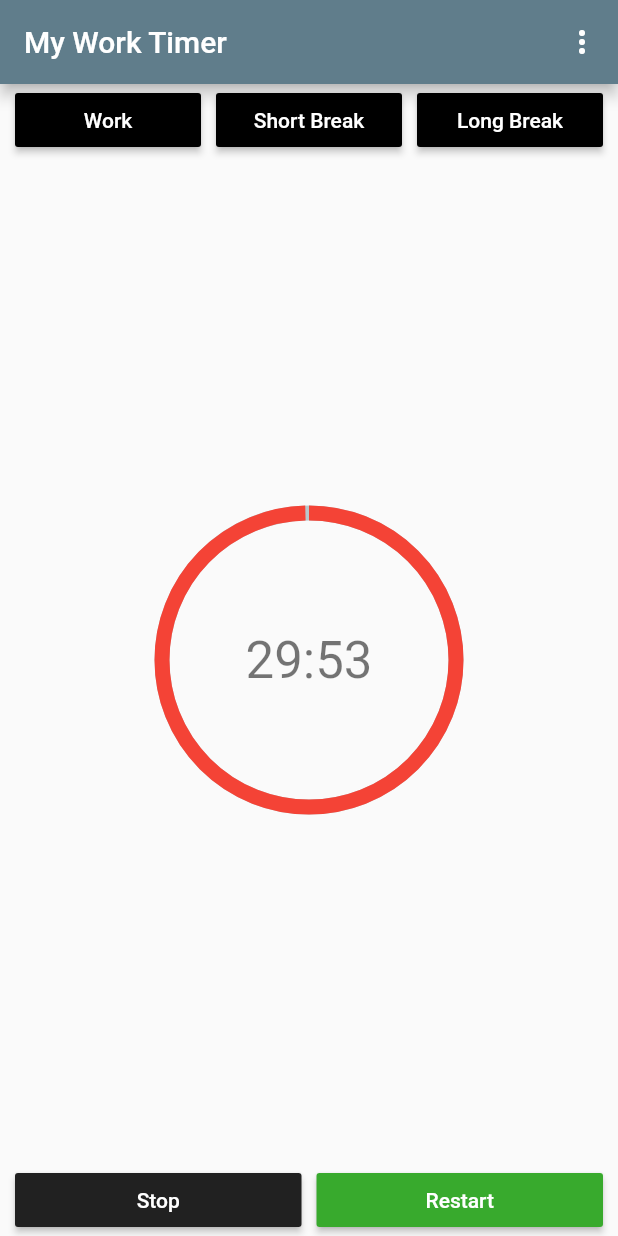
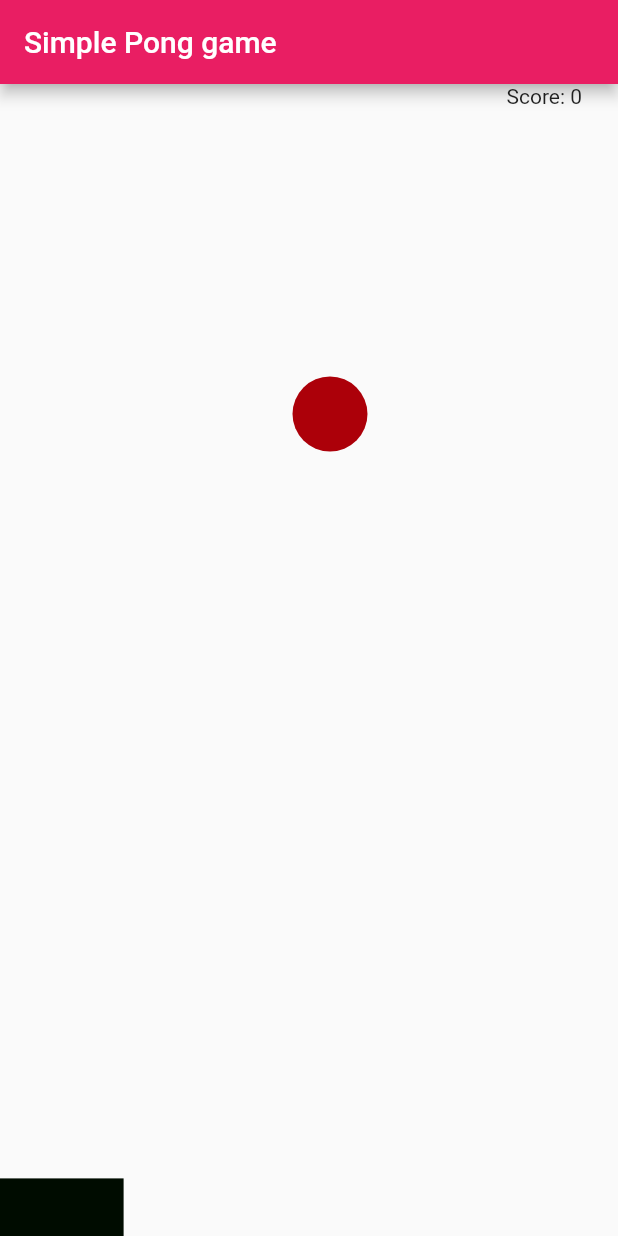
Before and after one commit to milkafasikag/flutter-simple-projects, a Flutter app: the screen it shows after launch, on a phone screen of 412 x 824 dp. Run offline on Flutter 3.47's test engine with Material 2 defaults, Android fonts, the phone set to English and light mode, and no system bars; drawn by our look-alikes of percent_indicator; our stand-ins replace shared_preferences.

Commit message:
Add files via upload

```diff
--- /dev/null
+++ b/lib/ball.dart
@@ -0,0 +1,16 @@
+import 'package:flutter/material.dart';
+
+class Ball extends StatelessWidget {
+  @override
+  Widget build(BuildContext context) {
+    final double diam = 50;
+    return Container(
+      width: diam,
+      height: diam,
+      decoration: new BoxDecoration(
+        color: Color.fromARGB(255, 172, 0, 9),
+        shape: BoxShape.circle,
+      ),
+    );
+  }
+}
--- /dev/null
+++ b/lib/bat.dart
@@ -0,0 +1,18 @@
+import 'package:flutter/material.dart';
+
+class Bat extends StatelessWidget {
+  final double width;
+  final double height;
+  Bat(this.width, this.height);
+
+  @override
+  Widget build(BuildContext context) {
+   return Container(
+      width: width,
+      height: height,
+      decoration: new BoxDecoration(
+        color: Color.fromARGB(255, 0, 12, 0),
+      ),
+    );
+  }
+}
--- a/lib/main.dart
+++ b/lib/main.dart
@@ -1,150 +1,22 @@
 import 'package:flutter/material.dart';
-import 'package:percent_indicator/circular_percent_indicator.dart';
-import 'widget.dart';
-import 'timermodel.dart';
-import 'setting.dart';
-import 'timer.dart';
- import 'dart:async';
-
-
+import 'pong.dart';
 
 void main() => runApp(MyApp());
 
 class MyApp extends StatelessWidget {
-
   @override
   Widget build(BuildContext context) {
     return MaterialApp(
-      title: 'My Work Timer',
+      title: 'Pong Demo',
       theme: ThemeData(
-        primarySwatch: Colors.blue,
+        primarySwatch: Colors.pink,
       ),
       debugShowCheckedModeBanner: false,
-      home: TimerHomePage(),
-
-    );
+      home: Scaffold(
+        appBar: AppBar(
+          title: Text('Simple Pong game '),
+        ),
+        body: Pong()
+    ));
   }
 }
-
-class TimerHomePage extends StatelessWidget {
-  final double defaultPadding = 5.0;
-  final CountDownTimer timer = CountDownTimer();
-
-  @override
-  Widget build(BuildContext context) {
-    final List<PopupMenuItem<String>> menuItems = [];
-     menuItems.add(PopupMenuItem(
-      value: 'Settings',
-      child: Text('Settings'),
-    ));
-   CountDownTimer timer = CountDownTimer();
-      timer.startWork();
-
-
-    return MaterialApp(
-      title: 'My Work Timer',
-      theme: ThemeData(
-        primarySwatch: Colors.blueGrey,
-      ),
-      home: Scaffold(
-          appBar: AppBar(
-            title: Text('My Work Timer'),
-            actions: [
-            PopupMenuButton<String>(
-              itemBuilder: (BuildContext context) {
-                return menuItems.toList();
-              },
-              onSelected: (s) {
-                if(s=='Settings') {
-                  goToSettings(context);
-                }
-              },
-          )
-        ],
-          ),
-          body: LayoutBuilder(
-            builder: (BuildContext context, BoxConstraints constraints) {
-            final double availableWidth = constraints.maxWidth;
-            return Column(children: [
-              Row(
-                children: [
-                  Padding(
-                    padding: EdgeInsets.all(defaultPadding),
-                  ),
-                  Expanded(
-                      child: ProductivityButton(
-                          color: Colors.black,
-                          text: "Work",
-                          onPressed: () => timer.startWork())),
-                  Padding(
-                    padding: EdgeInsets.all(defaultPadding),
-                  ),
-                  Expanded(
-                      child: ProductivityButton(
-                          color: Colors.black,
-                          text: "Short Break",
-                          onPressed: () => timer.startBreak(true))),
-                  Padding(
-                    padding: EdgeInsets.all(defaultPadding),
-                  ),
-                  Expanded(
-                      child: ProductivityButton(
-                          color: Colors.black,
-                          text: "Long Break",
-                          onPressed:() => timer.startBreak(false))),
-                  Padding(
-                    padding: EdgeInsets.all(defaultPadding),
-                  ),
-                ],
-              ),
-              Expanded(
-                  child: StreamBuilder(
-                      initialData: TimerModel('00:00', 1),
-                      stream: timer.stream(),
-                      builder: (BuildContext context, AsyncSnapshot snapshot) {
-                        TimerModel timer = snapshot.data;
-                        return Container(
-                            child: CircularPercentIndicator(
-                          radius: availableWidth / 2,
-                          lineWidth: 10.0,
-                          percent: (timer.percent == null) ? 1 : timer.percent,
-                          center: Text( (timer.time == null) ? '00:00' : timer.time ,
-                              style: Theme.of(context).textTheme.headline4),
-                          progressColor: Colors.red,
-                        ));
-                      })),
-              Row(
-                children: [
-                  Padding(
-                    padding: EdgeInsets.all(defaultPadding),
-                  ),
-                  Expanded(
-                      child: ProductivityButton(
-                          color: Color(0xff212121),
-                          text: 'Stop',
-                          onPressed: () => timer.stopTimer())),
-                  Padding(
-                    padding: EdgeInsets.all(defaultPadding),
-                  ),
-                  Expanded(
-                      child: ProductivityButton(
-                          color: Color.fromARGB(255, 56, 170, 45),
-                          text: 'Restart',
-                          onPressed: () => timer.startTimer())),
-                  Padding(
-                    padding: EdgeInsets.all(defaultPadding),
-                  ),
-                ],
-              )
-            ]);
-          })),
-    );
-  }
-
-  void emptyMethod() {}
-  void goToSettings(BuildContext context) {
-    print('in gotoSettings');
-   Navigator.push(
-        context, MaterialPageRoute(builder: (context) => SettingsScreen()));
-  }
-}
--- /dev/null
+++ b/lib/pong.dart
@@ -0,0 +1,174 @@
+import 'dart:math';
+import 'package:flutter/material.dart';
+import 'ball.dart';
+import 'bat.dart';
+import 'package:flutter/material.dart';
+
+enum Direction { up, down, left, right }
+
+class Pong extends StatefulWidget {
+  @override
+  _PongState createState() => _PongState();
+}
+
+class _PongState extends State<Pong> with SingleTickerProviderStateMixin {
+
+  double? width;
+  double? height;
+  double? posX;
+  double? posY;
+  double ?batWidth;
+  double? batHeight;
+  double batPosition = 0;
+  Direction vDir = Direction.down;
+  Direction hDir = Direction.right;
+  Animation<double> ?animation;
+  AnimationController? controller;
+  double increment = 5;
+  double randX = 1;
+  double randY = 1;
+  int score = 0;
+  @override
+  void initState() {
+    super.initState();
+    posX = 0;
+    posY = 0;
+    controller = AnimationController(
+      duration: const Duration(minutes: 10000),
+      vsync: this,
+    );
+
+    animation = Tween<double>(begin: 0, end: 100).animate(controller!);
+    animation?.addListener(() {
+  setState(() {
+  checkBorders();
+  if (hDir == Direction.right) {
+    posX = posX! + (increment * (randX ?? 0));
+  } else {
+    posX = posX! - (increment * (randX ?? 0));
+  }
+  if (vDir == Direction.down) {
+    posY = posY! + (increment * (randY ?? 0));
+  } else {
+    posY = posY! - (increment * (randY ?? 0));
+  }
+});
+checkBorders();
+        });
+
+
+    controller?.forward();
+  }
+
+  @override
+  Widget build(BuildContext context) {
+    return LayoutBuilder(
+       builder: (BuildContext context, BoxConstraints constraints) {
+        height = constraints.maxHeight;
+        width = constraints.maxWidth;
+        batWidth = width! / 5;
+        batHeight = height! / 20;
+
+         return Stack(
+           children: <Widget>[
+                         Positioned(
+              top: 0,
+              right: 24,
+              child: Text('Score: ' + score.toString()),
+            ),
+
+             Positioned(
+               child: Ball(),
+               top: posY,
+               left: posX,
+              ),
+              Positioned(
+                bottom: 0,
+                left: batPosition,
+                child:  GestureDetector(
+                    onHorizontalDragUpdate: (DragUpdateDetails update) =>
+                        moveBat(update, context),
+                    child: Bat(batWidth!, batHeight!))),
+           ],
+         );
+       }
+    );
+  }
+
+  void checkBorders() {
+    double diameter = 50;
+    if (posX! <= 0 && hDir == Direction.left) {
+      hDir = Direction.right;
+      randX = randomNumber();
+    }
+    if (posX! >= width! - diameter && hDir == Direction.right) {
+      hDir = Direction.left;
+      randX = randomNumber();
+    }
+    //check the bat position as well
+     if (posY! >= height! - diameter - batHeight!  && vDir == Direction.down) {
+      //check if the bat is here, otherwise loose
+      if (posX! >= (batPosition - diameter) && posX! <= (batPosition + batWidth! + diameter)) {
+        vDir = Direction.up;
+        randY = randomNumber();
+        setState(() {
+         score++;
+        });
+
+      } else {
+        controller?.stop();
+        showMessage(context);
+      }
+    }
+    if (posY! <= 0 && vDir == Direction.up) {
+      vDir = Direction.down;
+      randX = randomNumber();
+    }
+  }
+
+  void moveBat(DragUpdateDetails update, BuildContext context) {
+    setState(() {
+      batPosition += update.delta.dx;
+    });
+  }
+
+  double randomNumber() {
+
+    var ran = new Random();
+    int myNum = ran.nextInt(100);
+    return (50 + myNum) / 100;
+  }
+
+  void showMessage(BuildContext context) {
+    showDialog(
+      context: context,
+      builder: (BuildContext context) {
+        return AlertDialog(
+          title: Text('Game Over'),
+          content: Text('Would you like to play again?'),
+          actions: <Widget>[
+            TextButton(
+              child: Text('Yes'),
+              onPressed: () {
+                setState(() {
+                  posX = 0;
+                  posY = 0;
+                  score = 0;
+                });
+                Navigator.of(context).pop();
+                controller?.repeat();
+              },
+            ),
+            TextButton (
+              child: Text('No'),
+              onPressed: () {
+                Navigator.of(context).pop();
+                dispose();
+              },)
+          ],
+        );
+      }
+    );
+  }
+
+}
```
